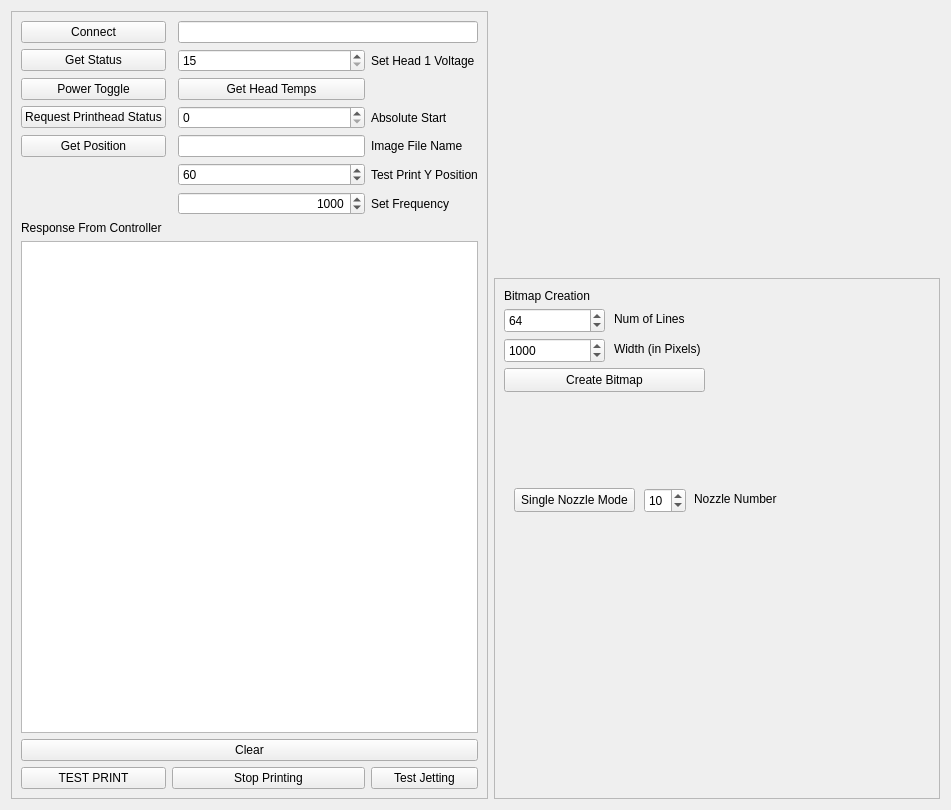
Old version of the form src/ui/mjprintheadwidget.ui in the repository BYUCreateResearchLab/CREATE_LAB_Binder_Jet_Printer.
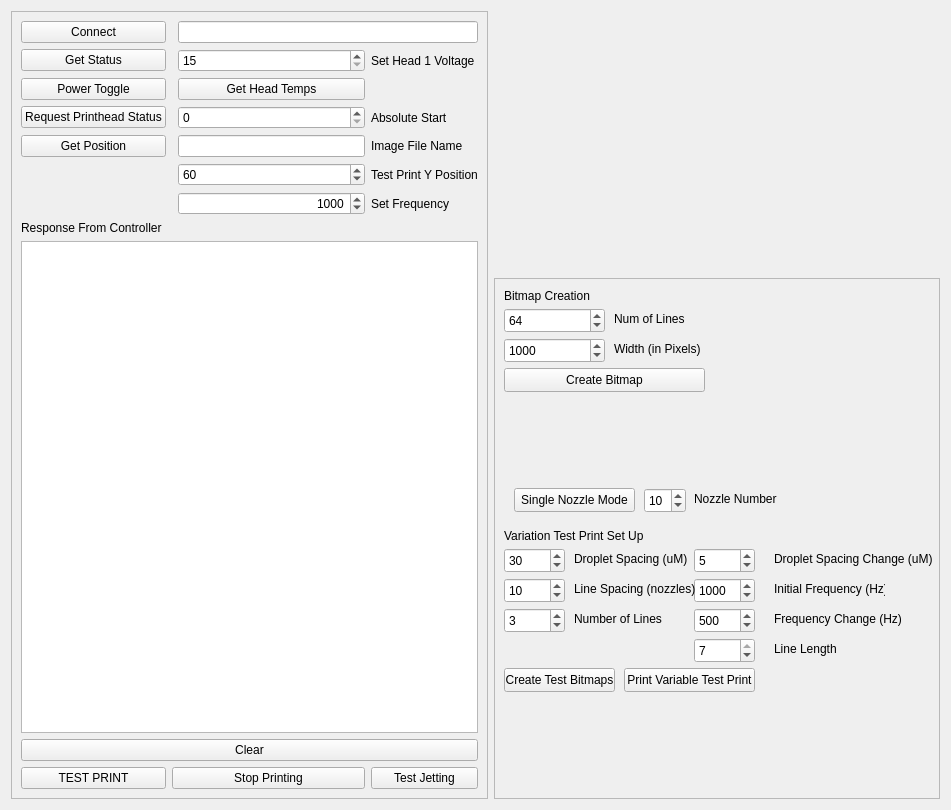
New version of the form.

Commit message:
MJ Full Bed Print Functionality & Testing
code to incorporate full bed printing by accepting print values, a file, and print location. Also along with that there is code to generate a full bed test with frequency and droplet spacing varying

-MG

```diff
--- a/src/ui/mjprintheadwidget.ui
+++ b/src/ui/mjprintheadwidget.ui
@@ -369,6 +369,269 @@
        <string>Single Nozzle Mode</string>
       </property>
      </widget>
+     <widget class="QLabel" name="label_6">
+      <property name="geometry">
+       <rect>
+        <x>10</x>
+        <y>250</y>
+        <width>141</width>
+        <height>16</height>
+       </rect>
+      </property>
+      <property name="text">
+       <string>Variation Test Print Set Up</string>
+      </property>
+     </widget>
+     <widget class="QSpinBox" name="dropletSpacing">
+      <property name="geometry">
+       <rect>
+        <x>10</x>
+        <y>270</y>
+        <width>61</width>
+        <height>25</height>
+       </rect>
+      </property>
+      <property name="minimum">
+       <number>0</number>
+      </property>
+      <property name="maximum">
+       <number>1000</number>
+      </property>
+      <property name="value">
+       <number>30</number>
+      </property>
+     </widget>
+     <widget class="QLabel" name="label_7">
+      <property name="geometry">
+       <rect>
+        <x>80</x>
+        <y>270</y>
+        <width>121</width>
+        <height>21</height>
+       </rect>
+      </property>
+      <property name="text">
+       <string>Droplet Spacing (uM)</string>
+      </property>
+     </widget>
+     <widget class="QLabel" name="label_8">
+      <property name="geometry">
+       <rect>
+        <x>280</x>
+        <y>300</y>
+        <width>111</width>
+        <height>21</height>
+       </rect>
+      </property>
+      <property name="text">
+       <string>Initial Frequency (Hz)</string>
+      </property>
+     </widget>
+     <widget class="QSpinBox" name="initialFrequency">
+      <property name="geometry">
+       <rect>
+        <x>200</x>
+        <y>300</y>
+        <width>61</width>
+        <height>25</height>
+       </rect>
+      </property>
+      <property name="minimum">
+       <number>0</number>
+      </property>
+      <property name="maximum">
+       <number>10000</number>
+      </property>
+      <property name="value">
+       <number>1000</number>
+      </property>
+     </widget>
+     <widget class="QLabel" name="label_9">
+      <property name="geometry">
+       <rect>
+        <x>80</x>
+        <y>300</y>
+        <width>131</width>
+        <height>21</height>
+       </rect>
+      </property>
+      <property name="text">
+       <string>Line Spacing (nozzles)</string>
+      </property>
+     </widget>
+     <widget class="QLabel" name="label_10">
+      <property name="geometry">
+       <rect>
+        <x>280</x>
+        <y>330</y>
+        <width>131</width>
+        <height>21</height>
+       </rect>
+      </property>
+      <property name="text">
+       <string>Frequency Change (Hz)</string>
+      </property>
+     </widget>
+     <widget class="QSpinBox" name="frequencyChange">
+      <property name="geometry">
+       <rect>
+        <x>200</x>
+        <y>330</y>
+        <width>61</width>
+        <height>25</height>
+       </rect>
+      </property>
+      <property name="minimum">
+       <number>0</number>
+      </property>
+      <property name="maximum">
+       <number>10000</number>
+      </property>
+      <property name="value">
+       <number>500</number>
+      </property>
+     </widget>
+     <widget class="QSpinBox" name="initialYSpacing">
+      <property name="geometry">
+       <rect>
+        <x>10</x>
+        <y>300</y>
+        <width>61</width>
+        <height>25</height>
+       </rect>
+      </property>
+      <property name="minimum">
+       <number>0</number>
+      </property>
+      <property name="maximum">
+       <number>128</number>
+      </property>
+      <property name="value">
+       <number>10</number>
+      </property>
+     </widget>
+     <widget class="QPushButton" name="createTestBitmaps">
+      <property name="geometry">
+       <rect>
+        <x>10</x>
+        <y>390</y>
+        <width>111</width>
+        <height>24</height>
+       </rect>
+      </property>
+      <property name="text">
+       <string>Create Test Bitmaps</string>
+      </property>
+     </widget>
+     <widget class="QLabel" name="label_11">
+      <property name="geometry">
+       <rect>
+        <x>80</x>
+        <y>330</y>
+        <width>91</width>
+        <height>21</height>
+       </rect>
+      </property>
+      <property name="text">
+       <string>Number of Lines </string>
+      </property>
+     </widget>
+     <widget class="QPushButton" name="printVariableTestPrint">
+      <property name="geometry">
+       <rect>
+        <x>130</x>
+        <y>390</y>
+        <width>131</width>
+        <height>24</height>
+       </rect>
+      </property>
+      <property name="text">
+       <string>Print Variable Test Print</string>
+      </property>
+     </widget>
+     <widget class="QSpinBox" name="numberOfLines">
+      <property name="geometry">
+       <rect>
+        <x>10</x>
+        <y>330</y>
+        <width>61</width>
+        <height>25</height>
+       </rect>
+      </property>
+      <property name="minimum">
+       <number>0</number>
+      </property>
+      <property name="maximum">
+       <number>128</number>
+      </property>
+      <property name="value">
+       <number>3</number>
+      </property>
+     </widget>
+     <widget class="QSpinBox" name="lineLength">
+      <property name="geometry">
+       <rect>
+        <x>200</x>
+        <y>360</y>
+        <width>61</width>
+        <height>25</height>
+       </rect>
+      </property>
+      <property name="minimum">
+       <number>0</number>
+      </property>
+      <property name="maximum">
+       <number>7</number>
+      </property>
+      <property name="value">
+       <number>7</number>
+      </property>
+     </widget>
+     <widget class="QLabel" name="label_12">
+      <property name="geometry">
+       <rect>
+        <x>280</x>
+        <y>360</y>
+        <width>91</width>
+        <height>21</height>
+       </rect>
+      </property>
+      <property name="text">
+       <string>Line Length </string>
+      </property>
+     </widget>
+     <widget class="QSpinBox" name="dropletSpacingChange">
+      <property name="geometry">
+       <rect>
+        <x>200</x>
+        <y>270</y>
+        <width>61</width>
+        <height>25</height>
+       </rect>
+      </property>
+      <property name="minimum">
+       <number>0</number>
+      </property>
+      <property name="maximum">
+       <number>1000</number>
+      </property>
+      <property name="value">
+       <number>5</number>
+      </property>
+     </widget>
+     <widget class="QLabel" name="label_24">
+      <property name="geometry">
+       <rect>
+        <x>280</x>
+        <y>270</y>
+        <width>161</width>
+        <height>21</height>
+       </rect>
+      </property>
+      <property name="text">
+       <string>Droplet Spacing Change (uM)</string>
+      </property>
+     </widget>
     </widget>
    </item>
   </layout>
```
The commit also changes 4 other files.
